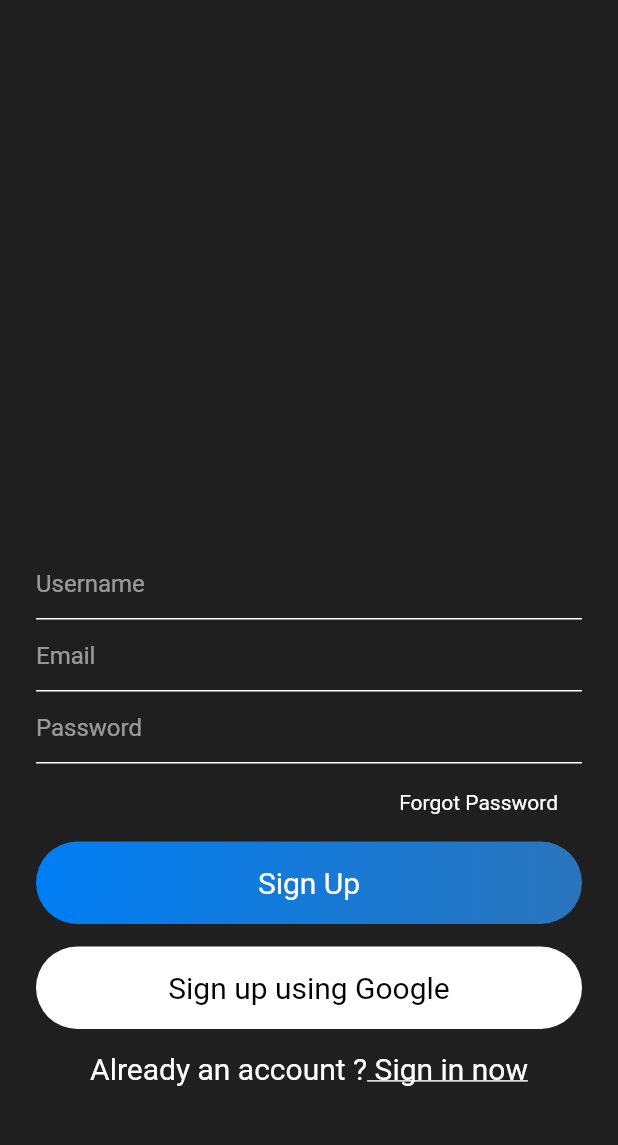
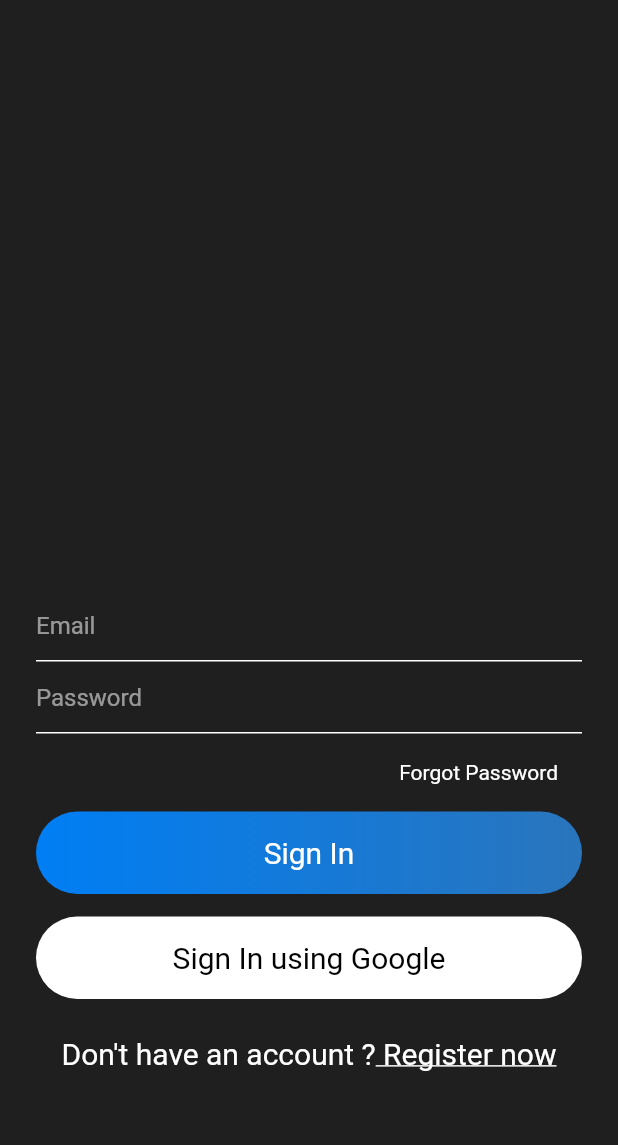
Before and after one commit to KathirvelChandrasekaran/flutter_firebase, a Flutter app: the screen it shows after launch, on a phone screen of 412 x 824 dp, the part 84-1229 px from its top. Run offline on Flutter 3.47's test engine with Material 2 defaults, Android fonts, the phone set to English and light mode, and no system bars; our stand-ins replace firebase_auth; accounts and stored records are empty; Roboto replaces fonts that are missing (OverpassRegular).

Commit message:
added auth route for signin and signup

```diff
--- /dev/null
+++ b/lib/helper/authenticate.dart
@@ -0,0 +1,27 @@
+import 'package:flutter/material.dart';
+import 'package:flutter_firebase/views/signin.dart';
+import 'package:flutter_firebase/views/signup.dart';
+
+
+class Authenticate extends StatefulWidget {
+  @override
+  _AuthenticateState createState() => _AuthenticateState();
+}
+
+class _AuthenticateState extends State<Authenticate> {
+
+  bool showSignin = true;
+  void toggleView() {
+    setState(() {
+      showSignin = !showSignin;
+    });
+  }
+  @override
+  Widget build(BuildContext context) {
+    if(showSignin) {
+      return Signin(toggleView);
+    } else {
+      return SignUp(toggleView);
+    }
+  }
+}
--- a/lib/main.dart
+++ b/lib/main.dart
@@ -1,6 +1,5 @@
 import 'package:flutter/material.dart';
-import 'package:flutter_firebase/views/signin.dart';
-import 'package:flutter_firebase/views/signup.dart';
+import 'package:flutter_firebase/helper/authenticate.dart';
 
 void main() {
       runApp(MyApp());
@@ -20,7 +19,7 @@ class MyApp extends StatelessWidget {
                         fontFamily: "OverpassRegular",
                         visualDensity: VisualDensity.adaptivePlatformDensity,
                   ),
-                  home: SingUp(),
+                  home: Authenticate(),
             );
       }
 }
--- a/lib/views/signin.dart
+++ b/lib/views/signin.dart
@@ -2,6 +2,10 @@ import 'package:flutter/material.dart';
 import 'package:flutter_firebase/widgets/widgets.dart';
 
 class Signin extends StatefulWidget {
+
+  final Function toggle;
+  Signin(this.toggle);
+
   @override
   _SigninState createState() => _SigninState();
 }
@@ -82,12 +86,20 @@ class _SigninState extends State<Signin> {
                       "Don't have an account ?",
                       style: largeText(),
                     ),
-                    Text(
-                      " Register now",
-                      style: TextStyle(
-                          color: Colors.white,
-                          fontSize: 20,
-                          decoration: TextDecoration.underline),
+                    GestureDetector(
+                      onTap: () {
+                        widget.toggle();
+                      },
+                      child: Container(
+                        padding: EdgeInsets.symmetric(vertical: 10),
+                        child: Text(
+                          " Register now",
+                          style: TextStyle(
+                              color: Colors.white,
+                              fontSize: 20,
+                              decoration: TextDecoration.underline),
+                        ),
+                      ),
                     ),
                   ],
                 ),
```
Also changed, not shown: lib/views/chatRoom.dart (+45 -0 lines), lib/views/signup.dart (+32 -8 lines).
